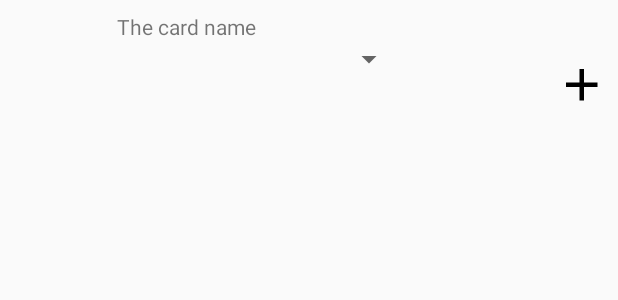
After one commit to bdaoust/udacity_project7_capstone, an Android app: the layout search_card_list_item.xml on its own in the app's theme, with its tools: preview values and no code run, on a phone screen of 412 x 824 dp. The commit adds this screen. Shown: the top 300 px of the screen. Run offline under Robolectric (Android 15) with nearby library versions, the phone set to English and light mode, and no system bars.

Commit message:
Implemented initial UI for Search Cards Dialog Fragment.

```diff
--- a/app/src/main/res/layout/edit_card_list_item.xml
+++ b/app/src/main/res/layout/edit_card_list_item.xml
@@ -70,6 +70,7 @@
         android:layout_width="48dp"
         android:layout_height="48dp"
         android:layout_alignParentRight="true"
+        android:scaleType="center"
         android:background="@android:color/transparent"
         android:src="@drawable/ic_clear_black_36dp" />
 </RelativeLayout>
--- /dev/null
+++ b/app/src/main/res/layout/search_card_list_item.xml
@@ -0,0 +1,37 @@
+<?xml version="1.0" encoding="utf-8"?>
+<RelativeLayout xmlns:android="http://schemas.android.com/apk/res/android"
+    android:orientation="horizontal"
+    android:layout_width="match_parent"
+    android:layout_height="wrap_content"
+    android:layout_marginBottom="8dp"
+    android:layout_marginTop="8dp">
+
+    <ImageView
+        android:id="@+id/cardImage"
+        android:layout_width="70dp"
+        android:layout_height="98dp" />
+
+        <TextView
+            android:id="@+id/cardName"
+            android:layout_width="200dp"
+            android:layout_height="wrap_content"
+            android:layout_toRightOf="@id/cardImage"
+            android:paddingLeft="8dp"
+            android:layout_marginRight="48dp"
+            android:text="The card name"/>
+        <Spinner
+            android:id="@+id/setNames"
+            android:layout_width="200dp"
+            android:layout_height="wrap_content"
+            android:layout_toRightOf="@id/cardImage"
+            android:layout_below="@id/cardName"
+            android:layout_marginRight="48dp"/>
+
+    <ImageButton
+        android:layout_width="48dp"
+        android:layout_height="48dp"
+        android:layout_alignParentRight="true"
+        android:layout_centerVertical="true"
+        android:background="@android:color/transparent"
+        android:src="@drawable/ic_add_black_36dp" />
+</RelativeLayout>
```
Also changed, not shown: app/src/main/java/org/bdaoust/project7capstone/EditDeckActivity.java (+15 -1 lines), app/src/main/java/org/bdaoust/project7capstone/SearchCardsDialogFragment.java (added, +95 -0 lines), app/src/main/res/layout/fragment_search_cards_dialog.xml (added, +25 -0 lines), app/src/main/res/values/sample_set_names.xml (added, +8 -0 lines).
